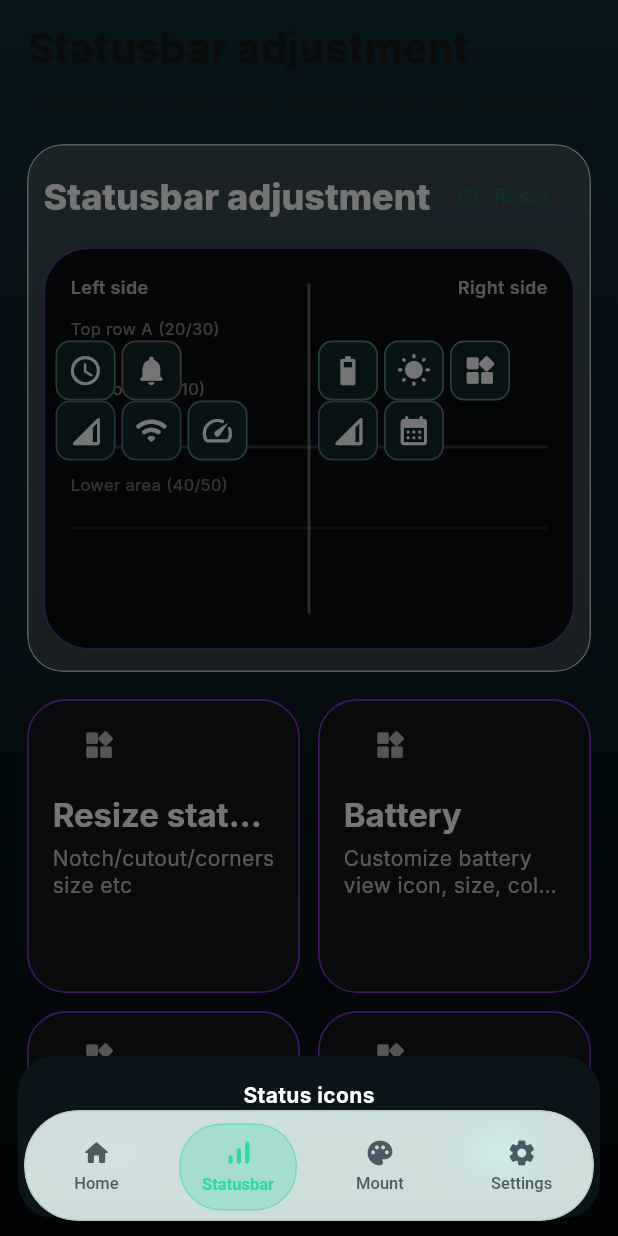
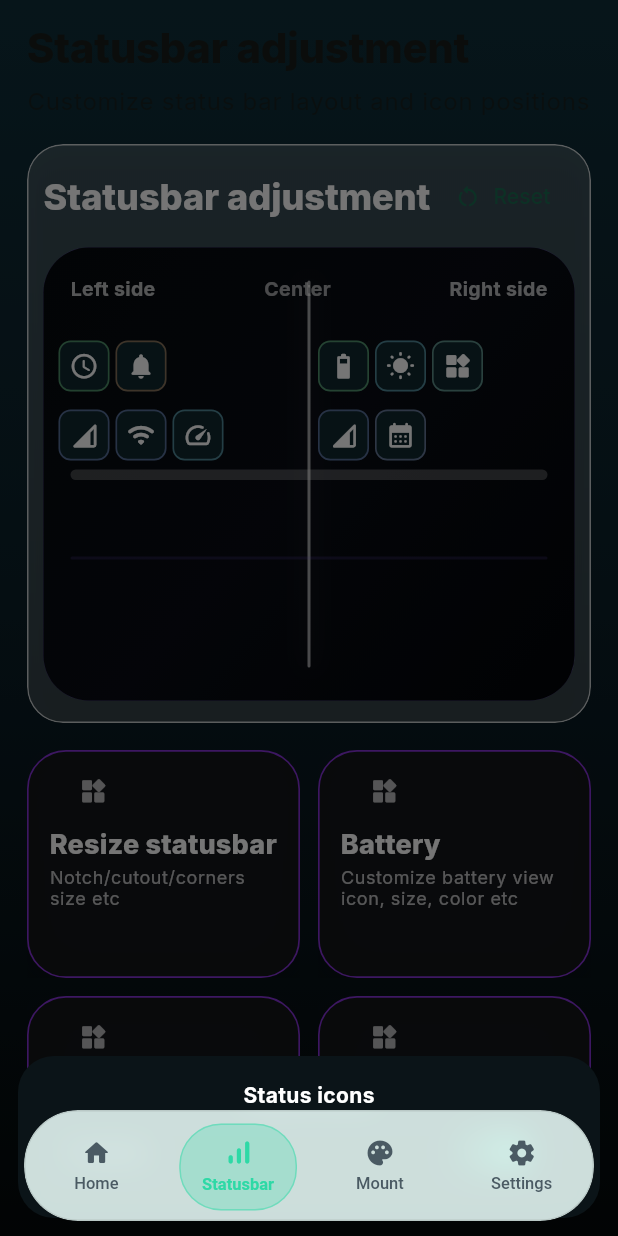
Before and after one commit to hypermezo4-create/VipCavo, a Flutter app: the StatusbarScreen screen opened by its route, after a tap on the "now widgets" icon, on a phone screen of 412 x 824 dp. Run offline on Flutter 3.47's test engine with Material 3 defaults, Android fonts, the phone set to English and light mode, and no system bars; our stand-ins replace flutter_animate, go_router, google_fonts, shared_preferences; accounts and stored records are empty.

Commit message:
Update statusbar_screen.dart

```diff
--- a/lib/features/statusbar/presentation/statusbar_screen.dart
+++ b/lib/features/statusbar/presentation/statusbar_screen.dart
@@ -13,7 +13,6 @@ import 'package:deadzon/features/statusbar/statusbar_detail_content.dart';
 import 'package:deadzon/features/statusbar/statusbar_mapper.dart';
 import 'package:deadzon/features/statusbar/statusbar_models.dart';
 import 'package:deadzon/features/statusbar/statusbar_section_configs.dart';
-import 'package:deadzon/features/statusbar/statusbar_strings.dart';
 import 'package:flutter/material.dart';
 import 'package:google_fonts/google_fonts.dart';
 
@@ -75,7 +74,7 @@ class _StatusbarScreenState extends State<StatusbarScreen> {
       child: SafeArea(
         child: ListView(
           physics: const BouncingScrollPhysics(parent: AlwaysScrollableScrollPhysics()),
-          padding: const EdgeInsets.fromLTRB(18, 14, 18, 180),
+          padding: const EdgeInsets.fromLTRB(18, 14, 18, 300),
           children: <Widget>[
             const PremiumTopBar(
               title: 'Statusbar adjustment',
@@ -121,13 +120,13 @@ class _StatusControlBoard extends StatefulWidget {
 }
 
 class _StatusControlBoardState extends State<_StatusControlBoard> {
-  static const double _boardHeight = 268;
-  static const double _boardHorizontalPadding = 8;
+  static const double _boardHeight = 302;
+  static const double _boardHorizontalPadding = 10;
   static const double _boardTopInset = 62;
-  static const double _boardActiveTopHeight = 112;
-  static const double _boardLowerStartY = 168;
-  static const double _minTileSize = 24;
-  static const double _maxTileSize = 40;
+  static const double _boardActiveTopHeight = 86;
+  static const double _boardLowerStartY = 202;
+  static const double _minTileSize = 28;
+  static const double _maxTileSize = 34;
   static const double _tileGap = 4;
 
   final GlobalKey _boardKey = GlobalKey();
@@ -205,7 +204,7 @@ class _StatusControlBoardState extends State<_StatusControlBoard> {
   List<_Slot> _slots(double width) {
     final centerX = width / 2;
     final topRowOneY = _boardTopInset;
-    final topRowTwoY = _boardTopInset + 40;
+    final topRowTwoY = _boardTopInset + 46;
     final bottomRowY = _boardLowerStartY;
 
     return <_Slot>[
@@ -219,16 +218,19 @@ class _StatusControlBoardState extends State<_StatusControlBoard> {
   }
 
   double _tileSizeForSlots(List<_Slot> slots) {
-    var maxCount = 1;
+    var size = _maxTileSize;
     for (final slot in slots) {
       final count = _workingState.modules.where((m) => _sectorBase(m.currentPositionCode) == slot.sectorBase && m.visible).length;
-      if (count > maxCount) {
-        maxCount = count;
-      }
-    }
-    final topSlotWidth = slots.first.right - slots.first.left;
-    final calculated = (topSlotWidth - (_tileGap * (maxCount - 1))) / maxCount;
-    return calculated.clamp(_minTileSize, _maxTileSize).toDouble();
+      if (count <= 1) {
+        continue;
+      }
+      final slotWidth = slot.right - slot.left;
+      final calculated = (slotWidth - (_tileGap * (count - 1))) / count;
+      if (calculated < size) {
+        size = calculated;
+      }
+    }
+    return size.clamp(_minTileSize, _maxTileSize).toDouble();
   }
 
   Widget _moduleWidget(StatusbarBoardModuleState module, List<_Slot> slots, double tileSize) {
@@ -410,31 +412,85 @@ class _BoardGuides extends StatelessWidget {
     final rightTop = slots.firstWhere((slot) => slot.sectorBase == 30);
     final center = (leftTop.right + rightTop.left) / 2;
 
-    return Stack(children: [
+    return Stack(
+      children: <Widget>[
+        Positioned.fill(
+          child: DecoratedBox(
+            decoration: BoxDecoration(
+              borderRadius: BorderRadius.circular(30),
+              gradient: const LinearGradient(
+                begin: Alignment.topLeft,
+                end: Alignment.bottomRight,
+                colors: <Color>[Color(0xFF05090D), Color(0xFF080B13), Color(0xFF020407)],
+              ),
+            ),
+          ),
+        ),
         Positioned(
           left: center - 1,
-        top: 24,
-        bottom: 24,
-        child: Container(width: 2, color: Colors.white.withValues(alpha: 0.34)),
+          top: 22,
+          bottom: 22,
+          child: Container(
+            width: 2,
+            decoration: BoxDecoration(
+              color: Colors.white.withValues(alpha: 0.62),
+              borderRadius: BorderRadius.circular(99),
+              boxShadow: <BoxShadow>[
+                BoxShadow(color: Colors.white.withValues(alpha: 0.14), blurRadius: 12),
+              ],
+            ),
+          ),
         ),
         Positioned(
           left: 18,
           right: 18,
-        top: 132,
-        child: Container(height: 2, color: Colors.white.withValues(alpha: 0.18)),
+          top: 148,
+          child: Container(
+            height: 7,
+            decoration: BoxDecoration(
+              color: Colors.white.withValues(alpha: 0.24),
+              borderRadius: BorderRadius.circular(99),
+            ),
+          ),
         ),
         Positioned(
           left: 18,
           right: 18,
-        top: 186,
-        child: Container(height: 2, color: Colors.white.withValues(alpha: 0.10)),
-      ),
-      Positioned(left: 18, top: 18, child: Text('Left side', style: TextStyle(color: Colors.white.withValues(alpha: 0.7), fontSize: 12, fontWeight: FontWeight.w600))),
-      Positioned(right: 18, top: 18, child: Text('Right side', style: TextStyle(color: Colors.white.withValues(alpha: 0.7), fontSize: 12, fontWeight: FontWeight.w600))),
-      Positioned(left: 18, top: 46, child: Text('Top row A (20/30)', style: TextStyle(color: Colors.white.withValues(alpha: 0.5), fontSize: 11))),
-      Positioned(left: 18, top: 86, child: Text('Top row B (0/10)', style: TextStyle(color: Colors.white.withValues(alpha: 0.5), fontSize: 11))),
-      Positioned(left: 18, top: 150, child: Text('Lower area (40/50)', style: TextStyle(color: Colors.white.withValues(alpha: 0.42), fontSize: 11))),
-    ]);
+          top: 206,
+          child: Container(
+            height: 2,
+            decoration: BoxDecoration(
+              color: const Color(0xFF8D67FF).withValues(alpha: 0.16),
+              borderRadius: BorderRadius.circular(99),
+            ),
+          ),
+        ),
+        Positioned(
+          left: 18,
+          top: 18,
+          child: Text(
+            'Left side',
+            style: TextStyle(color: Colors.white.withValues(alpha: 0.72), fontSize: 13, fontWeight: FontWeight.w700),
+          ),
+        ),
+        Positioned(
+          left: center - 30,
+          top: 18,
+          child: Text(
+            'Center',
+            style: TextStyle(color: Colors.white.withValues(alpha: 0.62), fontSize: 13, fontWeight: FontWeight.w700),
+          ),
+        ),
+        Positioned(
+          right: 18,
+          top: 18,
+          child: Text(
+            'Right side',
+            style: TextStyle(color: Colors.white.withValues(alpha: 0.72), fontSize: 13, fontWeight: FontWeight.w700),
+          ),
+        ),
+      ],
+    );
   }
 }
 
@@ -460,7 +516,7 @@ class _StatusbarSectionGrid extends StatelessWidget {
             crossAxisCount: compact ? 2 : 3,
             crossAxisSpacing: 12,
             mainAxisSpacing: 12,
-            mainAxisExtent: compact ? 196 : 188,
+            mainAxisExtent: compact ? 152 : 148,
           ),
           itemBuilder: (context, index) {
             final card = cards[index];
@@ -502,24 +558,26 @@ class _StatusSectionCard extends StatelessWidget {
             ],
           ),
           child: Padding(
-            padding: const EdgeInsets.fromLTRB(16, 14, 16, 14),
+            padding: const EdgeInsets.fromLTRB(14, 12, 14, 12),
             child: Column(
               crossAxisAlignment: CrossAxisAlignment.start,
               children: <Widget>[
                 _MezoDrawableImage(
                   path: source.drawableAssetPath,
-                  width: 62,
-                  height: 32,
+                  width: 58,
+                  height: 28,
                   fallbackIcon: Icons.widgets_rounded,
                 ),
-                const SizedBox(height: 16),
+                const SizedBox(height: 12),
                 Text(
                   source.title,
                   maxLines: 1,
                   overflow: TextOverflow.ellipsis,
-                  style: Theme.of(context).textTheme.titleLarge?.copyWith(
+                  style: Theme.of(context).textTheme.titleMedium?.copyWith(
                         color: Colors.white,
-                        fontWeight: FontWeight.w700,
+                        fontSize: 18,
+                        height: 1.05,
+                        fontWeight: FontWeight.w800,
                       ),
                 ),
                 const SizedBox(height: 6),
@@ -527,9 +585,9 @@ class _StatusSectionCard extends StatelessWidget {
                   source.summary,
                   maxLines: 2,
                   overflow: TextOverflow.ellipsis,
-                  style: Theme.of(context).textTheme.bodyMedium?.copyWith(
-                        color: Colors.white.withValues(alpha: 0.74),
-                        height: 1.25,
+                  style: Theme.of(context).textTheme.bodySmall?.copyWith(
+                        color: Colors.white.withValues(alpha: 0.72),
+                        height: 1.16,
                       ),
                 ),
               ],
@@ -585,8 +643,8 @@ class _BoardModuleBadge extends StatelessWidget {
               borderRadius: BorderRadius.circular(size * 0.2),
               child: Image.asset(
                 module.asset,
-                width: size * 0.8,
-                height: size * 0.8,
+                width: size * 0.92,
+                height: size * 0.92,
                 fit: BoxFit.contain,
                 errorBuilder: (context, error, stackTrace) {
                   return Icon(
```
Lines whose indentation alone changed are shown as unchanged.
